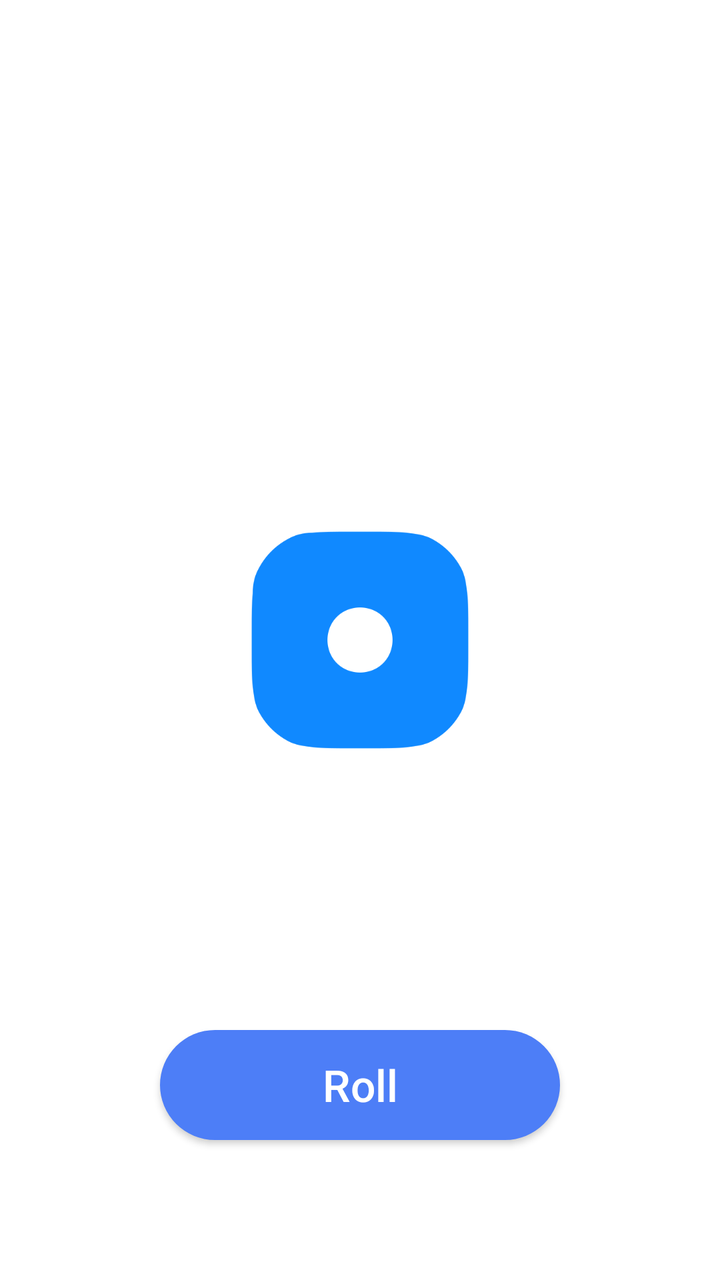
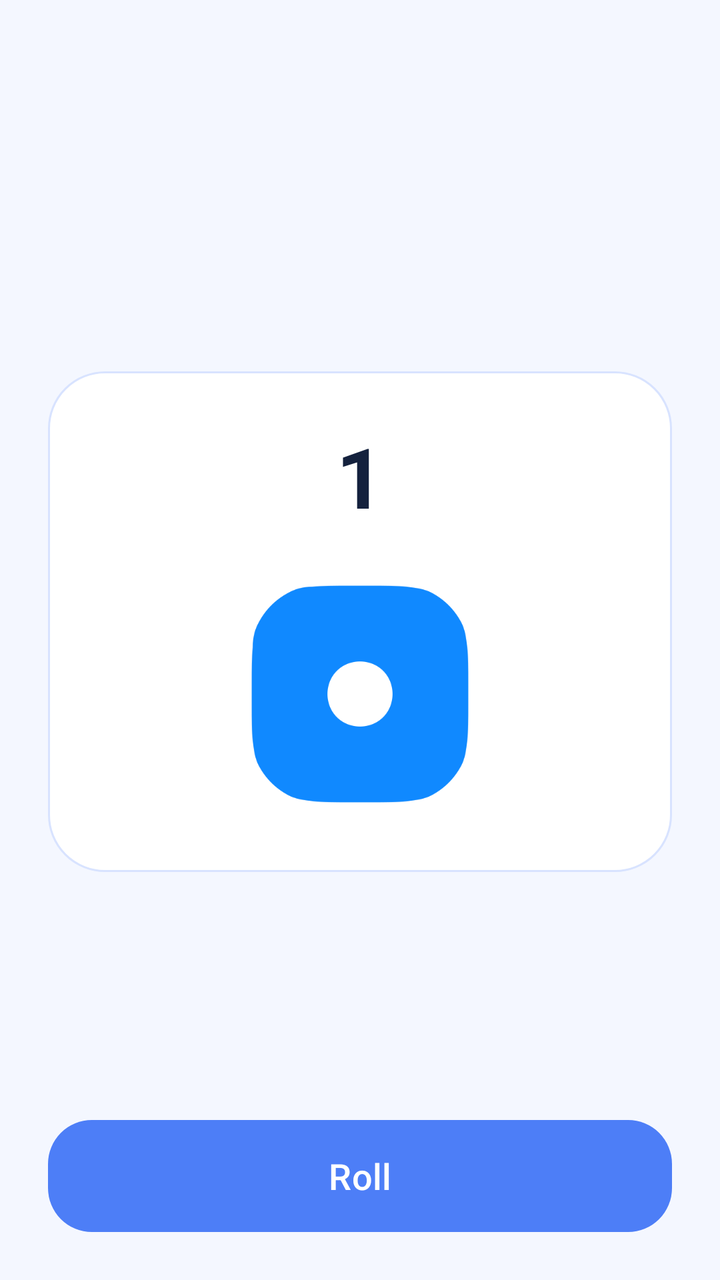

Two renders of the same Android screen: before a commit and after it. Below are the layout's source before the change and the commit's diff.
<!-- AndroidManifest.xml: application theme Theme.Randomizer -->
<!-- res/layout/activity_dice.xml -->
<?xml version="1.0" encoding="utf-8"?>
<androidx.constraintlayout.widget.ConstraintLayout xmlns:android="http://schemas.android.com/apk/res/android"
    xmlns:app="http://schemas.android.com/apk/res-auto"
    xmlns:tools="http://schemas.android.com/tools"
    android:layout_width="match_parent"
    android:layout_height="match_parent"
    android:background="#FFFFFF"
    tools:context=".DiceActivity">

    <TextView
        android:id="@+id/rollResult"
        android:layout_width="wrap_content"
        android:layout_height="wrap_content"
        android:gravity="center"
        android:textAlignment="center"
        android:textColor="#000000"
        android:textSize="45sp"
        app:flow_verticalAlign="center"
        app:layout_constraintBottom_toTopOf="@+id/linearLayout"
        app:layout_constraintEnd_toEndOf="parent"
        app:layout_constraintStart_toStartOf="parent"
        app:layout_constraintTop_toTopOf="parent" />

    <Button
        android:id="@+id/rollButton"
        android:layout_width="200dp"
        android:layout_height="55dp"
        android:layout_marginBottom="70dp"
        android:background="@drawable/button_selector"
        android:onClick="roll"
        android:text="@string/rollButtonText"
        android:textAllCaps="false"
        android:textColor="#FFFFFF"
        android:textSize="22sp"
        app:layout_constraintBottom_toBottomOf="parent"
        app:layout_constraintEnd_toEndOf="parent"
        app:layout_constraintStart_toStartOf="parent" />

    <LinearLayout
        android:id="@+id/linearLayout"
        android:layout_width="wrap_content"
        android:layout_height="wrap_content"
        android:orientation="horizontal"
        app:layout_constraintBottom_toBottomOf="parent"
        app:layout_constraintEnd_toEndOf="parent"
        app:layout_constraintStart_toStartOf="parent"
        app:layout_constraintTop_toTopOf="parent">

        <ImageView
            android:id="@+id/ImageView1"
            android:layout_width="130dp"
            android:layout_height="130dp"
            android:src="@drawable/dice_1_512" />
    </LinearLayout>

</androidx.constraintlayout.widget.ConstraintLayout>
<!-- resources referenced by this layout -->
<resources>
  <!-- drawable button_selector (drawable) -->
  <?xml version="1.0" encoding="utf-8"?>
  <selector xmlns:android="http://schemas.android.com/apk/res/android">
      <item android:drawable="@drawable/button_background_pressed" android:state_pressed="true" /> 
      <item android:drawable="@drawable/button_background_disabled" android:state_enabled="false" /> 
      <item android:drawable="@drawable/button_background_normal" /> 
  </selector>
  <!-- drawable dice_1_512: png bitmap (drawable, 11492 bytes) -->
  <string name="rollButtonText">Roll</string>
  <style name="Theme.Randomizer" parent="Theme.AppCompat.Light.NoActionBar">
          <item name="android:statusBarColor">@color/white</item>
          <item name="android:windowLightStatusBar">true</item>
          <item name="android:navigationBarColor">@color/white</item>
      </style>
  <!-- drawable button_background_pressed (drawable) -->
  <?xml version="1.0" encoding="utf-8"?>
  <shape xmlns:android="http://schemas.android.com/apk/res/android">
      <solid android:color="#A8BEF6" /> 
      <corners android:radius="30dp" /> 
  </shape>
  <!-- drawable button_background_disabled (drawable) -->
  <?xml version="1.0" encoding="utf-8"?>
  <shape xmlns:android="http://schemas.android.com/apk/res/android">
      <solid android:color="#A8BEF6" /> 
      <corners android:radius="30dp" /> 
  </shape>
  <!-- drawable button_background_normal (drawable) -->
  <?xml version="1.0" encoding="utf-8"?>
  <shape xmlns:android="http://schemas.android.com/apk/res/android">
      <solid android:color="#4D7EF7" /> 
      <corners android:radius="30dp" /> 
  </shape>
  <color name="white">#FFFFFFFF</color>
</resources>

<!-- the commit's change to res/layout/activity_dice.xml (unified diff, before → after) -->
@@ -4,53 +4,60 @@
     xmlns:tools="http://schemas.android.com/tools"
     android:layout_width="match_parent"
     android:layout_height="match_parent"
-    android:background="#FFFFFF"
+    android:background="@color/screen_background"
     tools:context=".DiceActivity">
 
-    <TextView
-        android:id="@+id/rollResult"
-        android:layout_width="wrap_content"
+    <LinearLayout
+        android:layout_width="0dp"
         android:layout_height="wrap_content"
-        android:gravity="center"
-        android:textAlignment="center"
-        android:textColor="#000000"
-        android:textSize="45sp"
-        app:flow_verticalAlign="center"
-        app:layout_constraintBottom_toTopOf="@+id/linearLayout"
+        android:layout_marginStart="24dp"
+        android:layout_marginEnd="24dp"
+        android:background="@drawable/panel_background"
+        android:gravity="center_horizontal"
+        android:orientation="vertical"
+        android:padding="24dp"
+        app:layout_constraintBottom_toTopOf="@+id/rollButton"
         app:layout_constraintEnd_toEndOf="parent"
         app:layout_constraintStart_toStartOf="parent"
-        app:layout_constraintTop_toTopOf="parent" />
+        app:layout_constraintTop_toTopOf="parent"
+        app:layout_constraintVertical_bias="0.6">
 
-    <Button
-        android:id="@+id/rollButton"
-        android:layout_width="200dp"
-        android:layout_height="55dp"
-        android:layout_marginBottom="70dp"
-        android:background="@drawable/button_selector"
-        android:onClick="roll"
-        android:text="@string/rollButtonText"
-        android:textAllCaps="false"
-        android:textColor="#FFFFFF"
-        android:textSize="22sp"
-        app:layout_constraintBottom_toBottomOf="parent"
-        app:layout_constraintEnd_toEndOf="parent"
-        app:layout_constraintStart_toStartOf="parent" />
-
-    <LinearLayout
-        android:id="@+id/linearLayout"
-        android:layout_width="wrap_content"
-        android:layout_height="wrap_content"
-        android:orientation="horizontal"
-        app:layout_constraintBottom_toBottomOf="parent"
-        app:layout_constraintEnd_toEndOf="parent"
-        app:layout_constraintStart_toStartOf="parent"
-        app:layout_constraintTop_toTopOf="parent">
+        <TextView
+            android:id="@+id/rollResult"
+            android:layout_width="wrap_content"
+            android:layout_height="wrap_content"
+            android:minWidth="72dp"
+            android:minHeight="56dp"
+            android:gravity="center"
+            android:text="1"
+            android:textAlignment="center"
+            android:textColor="@color/text_primary"
+            android:textSize="42sp"
+            android:textStyle="bold" />
 
         <ImageView
             android:id="@+id/ImageView1"
             android:layout_width="130dp"
             android:layout_height="130dp"
+            android:layout_marginTop="16dp"
             android:src="@drawable/dice_1_512" />
     </LinearLayout>
 
+    <Button
+        android:id="@+id/rollButton"
+        android:layout_width="0dp"
+        android:layout_height="56dp"
+        android:layout_marginStart="24dp"
+        android:layout_marginEnd="24dp"
+        android:layout_marginBottom="24dp"
+        android:background="@drawable/button_selector"
+        android:onClick="roll"
+        android:text="@string/rollButtonText"
+        android:textAllCaps="false"
+        android:textColor="@color/button_text"
+        android:textSize="18sp"
+        app:layout_constraintBottom_toBottomOf="parent"
+        app:layout_constraintEnd_toEndOf="parent"
+        app:layout_constraintStart_toStartOf="parent" />
+
 </androidx.constraintlayout.widget.ConstraintLayout>
<!-- resource entries referenced after the edit -->
@@ -1,5 +1,8 @@
 <!-- resources referenced by this layout -->
 <resources>
+  <color name="button_text">#FFFFFFFF</color>
+  <color name="screen_background">#F4F7FF</color>
+  <color name="text_primary">#FF14213D</color>
   <!-- drawable button_selector (drawable) -->
   <?xml version="1.0" encoding="utf-8"?>
   <selector xmlns:android="http://schemas.android.com/apk/res/android">
@@ -8,30 +11,43 @@
       <item android:drawable="@drawable/button_background_normal" /> 
   </selector>
   <!-- drawable dice_1_512: png bitmap (drawable, 11492 bytes) -->
+  <!-- drawable panel_background (drawable) -->
+  <?xml version="1.0" encoding="utf-8"?>
+  <shape xmlns:android="http://schemas.android.com/apk/res/android">
+      <solid android:color="@color/surface_background" />
+      <stroke android:width="1dp" android:color="@color/surface_stroke" />
+      <corners android:radius="28dp" />
+  </shape>
   <string name="rollButtonText">Roll</string>
-  <style name="Theme.Randomizer" parent="Theme.AppCompat.Light.NoActionBar">
-          <item name="android:statusBarColor">@color/white</item>
-          <item name="android:windowLightStatusBar">true</item>
-          <item name="android:navigationBarColor">@color/white</item>
+  <style name="Theme.Randomizer" parent="Theme.Material3.DayNight.NoActionBar">
+          <item name="colorPrimary">@color/accent</item>
+          <item name="colorSecondary">@color/accent</item>
+          <item name="android:statusBarColor">@android:color/transparent</item>
+          <item name="android:navigationBarColor">@color/screen_background</item>
+          <item name="android:windowBackground">@color/screen_background</item>
       </style>
   <!-- drawable button_background_pressed (drawable) -->
   <?xml version="1.0" encoding="utf-8"?>
   <shape xmlns:android="http://schemas.android.com/apk/res/android">
-      <solid android:color="#A8BEF6" /> 
-      <corners android:radius="30dp" /> 
+      <solid android:color="@color/accent_pressed" />
+      <corners android:radius="22dp" />
   </shape>
   <!-- drawable button_background_disabled (drawable) -->
   <?xml version="1.0" encoding="utf-8"?>
   <shape xmlns:android="http://schemas.android.com/apk/res/android">
-      <solid android:color="#A8BEF6" /> 
-      <corners android:radius="30dp" /> 
+      <solid android:color="@color/accent_disabled" />
+      <corners android:radius="22dp" />
   </shape>
   <!-- drawable button_background_normal (drawable) -->
   <?xml version="1.0" encoding="utf-8"?>
   <shape xmlns:android="http://schemas.android.com/apk/res/android">
-      <solid android:color="#4D7EF7" /> 
-      <corners android:radius="30dp" /> 
+      <solid android:color="@color/accent" />
+      <corners android:radius="22dp" />
   </shape>
-  <color name="white">#FFFFFFFF</color>
+  <color name="surface_background">#FFFFFFFF</color>
+  <color name="surface_stroke">#D8E3FF</color>
+  <color name="accent">#4D7EF7</color>
+  <color name="accent_pressed">#3D68D7</color>
+  <color name="accent_disabled">#A8BEF6</color>
 </resources>
 
